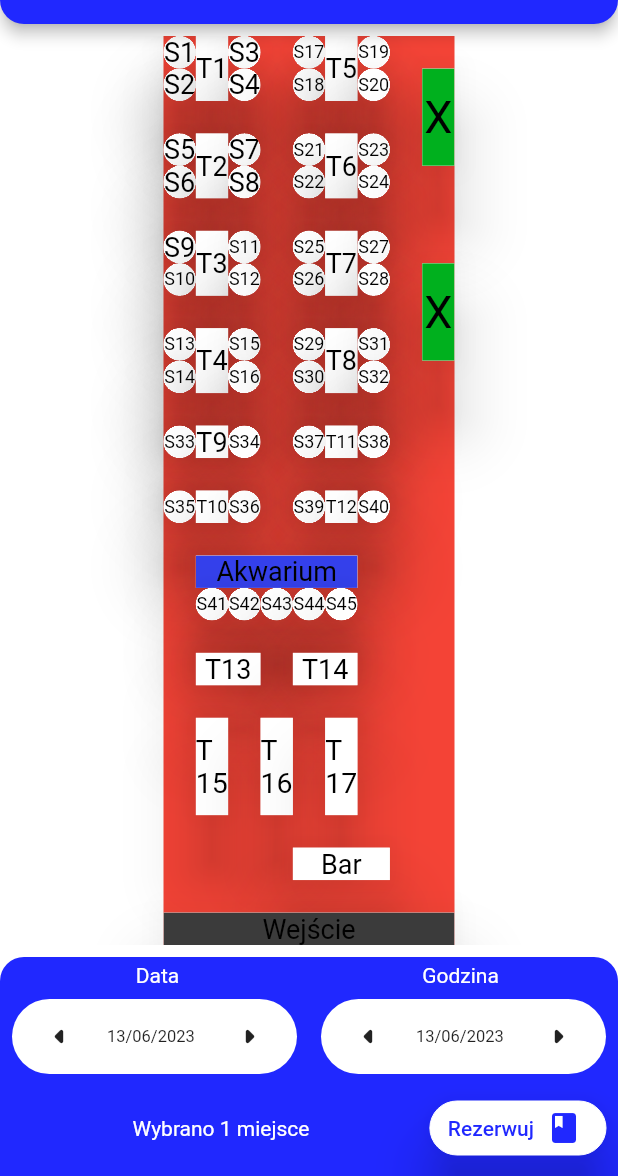
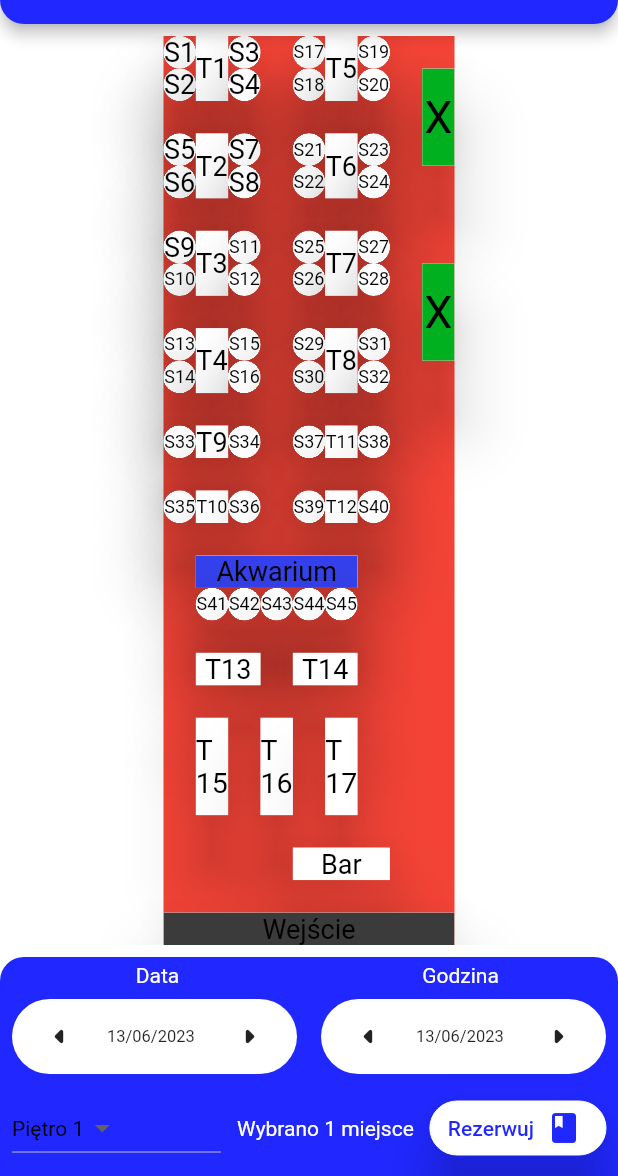
Before and after one commit to lvmjg/i_table, a Flutter app: the RestaurantPlanPage screen opened directly, after a tap on "Rezerwuj", on a phone screen of 412 x 824 dp, the part 60-1236 px from its top. Run offline on Flutter 3.47's test engine with Material 2 defaults, Android fonts, the phone set to English and light mode, and no system bars; drawn by our look-alikes of auto_size_text, flutter_layout_grid; our stand-ins replace bloc, cloud_firestore, equatable, firebase_core, flutter_bloc, google_fonts and 1 more; accounts and stored records are empty.

Commit message:
Style bottom reservation panel

```diff
--- a/lib/features/restaurant_details/presentation/restaurant_details_page.dart
+++ b/lib/features/restaurant_details/presentation/restaurant_details_page.dart
@@ -1,5 +1,7 @@
 import 'package:flutter/material.dart';
+import 'package:flutter_bloc/flutter_bloc.dart';
 import 'package:i_table/features/restaurant_details/presentation/widgets/restaurant_details_body.dart';
+import 'bloc/restaurant_details_bloc.dart';
 import 'widgets/restuarant_details_app_bar.dart';
 
 class RestaurantDetailsPage extends StatefulWidget {
@@ -21,4 +23,11 @@ class _RestaurantDetailsPageState extends State<RestaurantDetailsPage> {
       body: RestaurantDetailsBody(restaurantId: widget.restaurantId),
     );
   }
+
+  @override
+  void initState() {
+    super.initState();
+    context.read<RestaurantDetailsBloc>().add(
+        RestaurantDetailsInit(restaurantId: widget.restaurantId));
+  }
 }
--- a/lib/features/restaurant_details/presentation/widgets/restaurant_details_body.dart
+++ b/lib/features/restaurant_details/presentation/widgets/restaurant_details_body.dart
@@ -206,10 +206,5 @@ class _RestaurantDetailsBodyState extends State<RestaurantDetailsBody> {
   }
 
 
-@override
-  void initState() {
-    super.initState();
-    context.read<RestaurantDetailsBloc>().add(
-        RestaurantDetailsInit(restaurantId: widget.restaurantId));
-  }
+
 }
--- a/lib/features/restaurant_plan/presentation/widgets/body/restaurant_plan_bottom_reservation_panel.dart
+++ b/lib/features/restaurant_plan/presentation/widgets/body/restaurant_plan_bottom_reservation_panel.dart
@@ -1,6 +1,7 @@
 import 'package:cloud_firestore/cloud_firestore.dart';
 import 'package:flutter/cupertino.dart';
 import 'package:flutter/material.dart';
+import 'package:i_table/features/restaurant_plan/domain/usecase/restaurant_plan_usecase.dart';
 import 'package:i_table/features/restaurant_plan/presentation/widgets/body/restaurant_plan_date_time_picker_bar.dart';
 
 import '../../../../../core/util/globals.dart';
@@ -15,12 +16,13 @@ class RestaurantPlanBottomReservationPanel extends StatelessWidget {
     return Container(
       decoration: BoxDecoration(
           color: Color(primary),
-          borderRadius: BorderRadius.only(topLeft: Radius.circular(padding), topRight:Radius.circular(padding))
-      ),
+          borderRadius: BorderRadius.only(
+              topLeft: Radius.circular(padding),
+              topRight: Radius.circular(padding))),
       child: Column(
         children: [
           Padding(
-            padding: EdgeInsets.all(padding/4),
+            padding: EdgeInsets.all(padding / 4),
             child: Row(
               children: [
                 Expanded(
@@ -46,6 +48,43 @@ class RestaurantPlanBottomReservationPanel extends StatelessWidget {
             child: Row(
               children: [
                 Expanded(
+                    child: DropdownButton(
+                  value: '1',
+                  items: [
+                    DropdownMenuItem<String>(
+                        value: '1',
+                        child: Text('Piętro 1',
+                            textAlign: TextAlign.center,
+                            style:
+                                TextStyle(fontSize: 14, color: Colors.black))),
+                    DropdownMenuItem<String>(
+                        value: '2',
+                        child: Text('Piętro 2',
+                            textAlign: TextAlign.center,
+                            style:
+                                TextStyle(fontSize: 14, color: Colors.black))),
+                    DropdownMenuItem<String>(
+                        value: '3',
+                        child: Text('Piętro 3',
+                            textAlign: TextAlign.center,
+                            style:
+                                TextStyle(fontSize: 14, color: Colors.black))),
+                    DropdownMenuItem<String>(
+                        value: '4',
+                        child: Text('Piętro 4',
+                            textAlign: TextAlign.center,
+                            style:
+                                TextStyle(fontSize: 14, color: Colors.black))),
+                    DropdownMenuItem<String>(
+                        value: '5',
+                        child: Text('Piętro 5',
+                            textAlign: TextAlign.center,
+                            style:
+                                TextStyle(fontSize: 14, color: Colors.black))),
+                  ],
+                  onChanged: (Object? value) {},
+                )),
+                Expanded(
                     child: Text(
                   'Wybrano 1 miejsce',
                   textAlign: TextAlign.center,
@@ -66,22 +105,25 @@ class RestaurantPlanBottomReservationPanel extends StatelessWidget {
                         backgroundColor: Colors.white,
                         foregroundColor: Color(primary),
                         side: BorderSide(width: 0, color: Colors.white),
-
                         shape: RoundedRectangleBorder(
                             // side: BorderSide.,
                             borderRadius:
                                 BorderRadius.all(Radius.circular(200)))),
-                    onPressed: () {
-                      FirebaseFirestore ff = FirebaseFirestore.instance;
+                    onPressed: () async {
+                      RestaurantPlanUseCase restaurantPlanUseCase =
+                          RestaurantPlanUseCase();
+                      await restaurantPlanUseCase
+                          .fetchRestaurantSetting('abtkqzD6ogVAx594wf6B');
+                      /*   FirebaseFirestore ff = FirebaseFirestore.instance;
 
                       PlanGenerator planGenerator = PlanGenerator();
 
-                      Map<String, dynamic> aaJson = planGenerator.getJson();
+                      Map<String, dynamic> json = planGenerator.getJson();
 
-                      // await ff.collection('restaurantsConfigurations').doc('7L1t8zERwsXHKNsC9jKB').collection('restaurantPlan').doc('ju3kxqHf1cK4orAq3Vmz').update(planGenerator.getJson());
+                      await ff.collection('restaurantsPlans').doc('jd8UeiV4NykthEhlHUjs').collection('restaurantPlanLevels').doc('Dq1FOFAaTjGoHhq3xAr2').update(planGenerator.getJson());
 
                       Navigator.of(context).push(MaterialPageRoute(
-                          builder: (context) => RestaurantPlanPage()));
+                          builder: (context) => RestaurantPlanPage()));*/
                     }),
               ],
             ),
--- a/lib/main.dart
+++ b/lib/main.dart
@@ -4,11 +4,11 @@ import 'package:flutter/material.dart';
 import 'package:flutter/services.dart';
 import 'package:flutter_bloc/flutter_bloc.dart';
 import 'package:google_fonts/google_fonts.dart';
-import 'package:i_table/features/restaurant_plan/presentation/restaurant_plan_page.dart';
 import 'package:i_table/features/search/presentation/bloc/search_bloc.dart';
 import 'package:i_table/core/util/globals.dart';
 import 'package:i_table/features/search/presentation/search_page.dart';
 import 'features/restaurant_details/presentation/bloc/restaurant_details_bloc.dart';
+import 'features/restaurant_plan/presentation/bloc/restaurant_plan_bloc.dart';
 import 'firebase_options.dart';
 
 Future<void> main() async {
@@ -39,6 +39,9 @@ class MyApp extends StatelessWidget {
         BlocProvider(
           create: (context) => RestaurantDetailsBloc(),
         ),
+        BlocProvider(
+          create: (context) => RestaurantPlanBloc(),
+        ),
       ],
       child: MaterialApp(
         title: appName,
```
